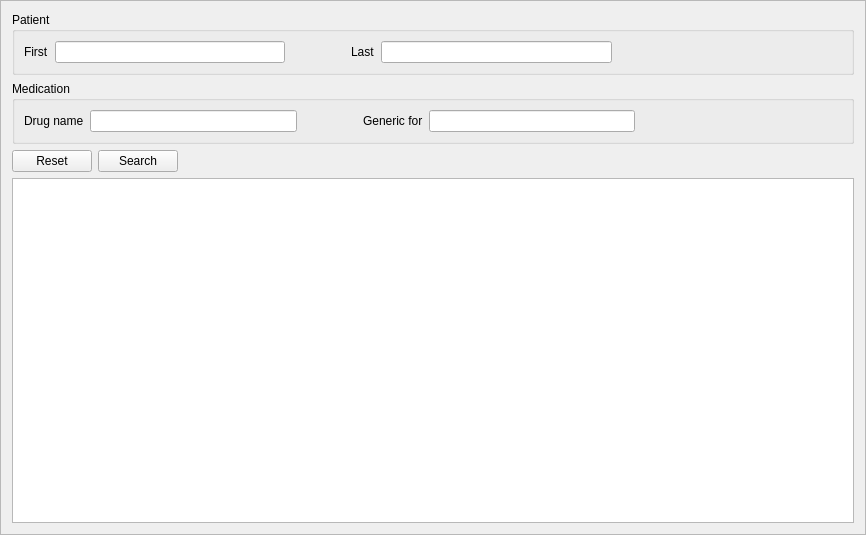
Above: mtrack/patientsearch.ui from kyledevans/Medicine-Track before the change. Below: the same form after it.
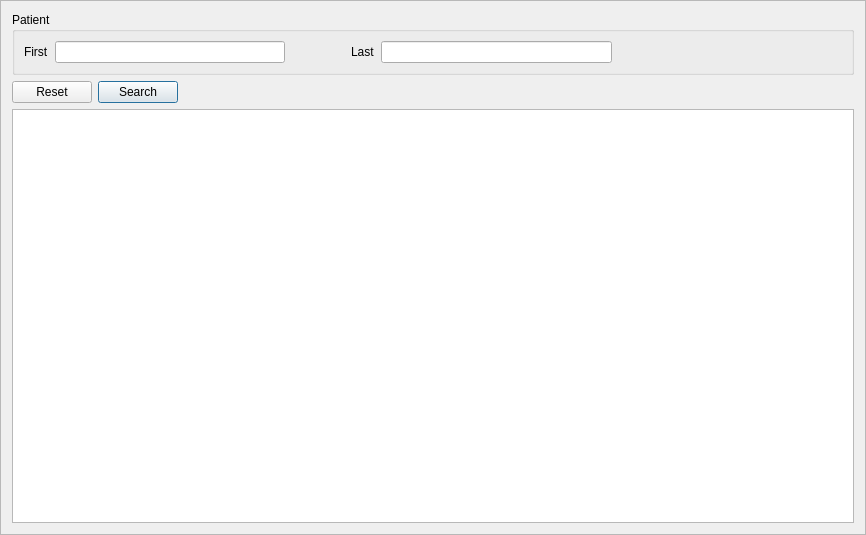
That is the form after the change.

Commit message: No longer can search for patient based on prescriptions. 	modified:   mtrack/patientsearch.ui

Patch:
```diff
--- a/mtrack/patientsearch.ui
+++ b/mtrack/patientsearch.ui
@@ -79,77 +79,22 @@
     </widget>
    </item>
    <item>
-    <widget class="QGroupBox" name="groupBox">
-     <property name="title">
-      <string>Medication</string>
-     </property>
-     <layout class="QHBoxLayout" name="horizontalLayout_3">
-      <item>
-       <widget class="QLabel" name="label_3">
-        <property name="text">
-         <string>Drug name</string>
-        </property>
-       </widget>
-      </item>
-      <item>
-       <widget class="QLineEdit" name="lineEdit_3"/>
-      </item>
-      <item>
-       <spacer name="horizontalSpacer_4">
-        <property name="orientation">
-         <enum>Qt::Horizontal</enum>
-        </property>
-        <property name="sizeType">
-         <enum>QSizePolicy::Fixed</enum>
-        </property>
-        <property name="sizeHint" stdset="0">
-         <size>
-          <width>60</width>
-          <height>20</height>
-         </size>
-        </property>
-       </spacer>
-      </item>
-      <item>
-       <widget class="QLabel" name="label_4">
-        <property name="text">
-         <string>Generic for</string>
-        </property>
-       </widget>
-      </item>
-      <item>
-       <widget class="QLineEdit" name="lineEdit_4"/>
-      </item>
-      <item>
-       <spacer name="horizontalSpacer_5">
-        <property name="orientation">
-         <enum>Qt::Horizontal</enum>
-        </property>
-        <property name="sizeHint" stdset="0">
-         <size>
-          <width>40</width>
-          <height>20</height>
-         </size>
-        </property>
-       </spacer>
-      </item>
-     </layout>
-    </widget>
-   </item>
-   <item>
-    <layout class="QHBoxLayout" name="horizontalLayout">
+    <layout class="QHBoxLayout" name="buttonLayout">
      <item>
-      <widget class="QPushButton" name="pushButton">
+      <widget class="QPushButton" name="resetButton">
        <property name="text">
         <string>Reset</string>
        </property>
       </widget>
      </item>
      <item>
-      <widget class="QPushButton" name="pushButton_2">
+      <widget class="QPushButton" name="searchButton">
        <property name="text">
         <string>Search</string>
        </property>
+       <property name="default">
+        <bool>true</bool>
+       </property>
       </widget>
      </item>
      <item>
```
Left out of the diff: 12 changed lines with no effect on the pictures.
